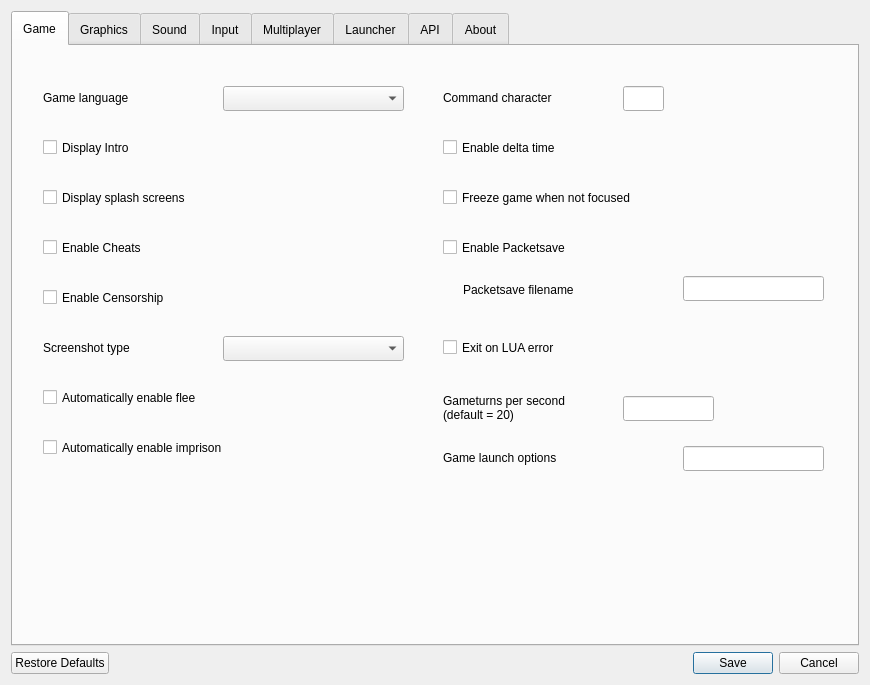
The window that ui/settingsdialog.ui (ForkedInTime/keeperfx-launcher-qt-linux) describes before a commit, drawn with Qt 5.
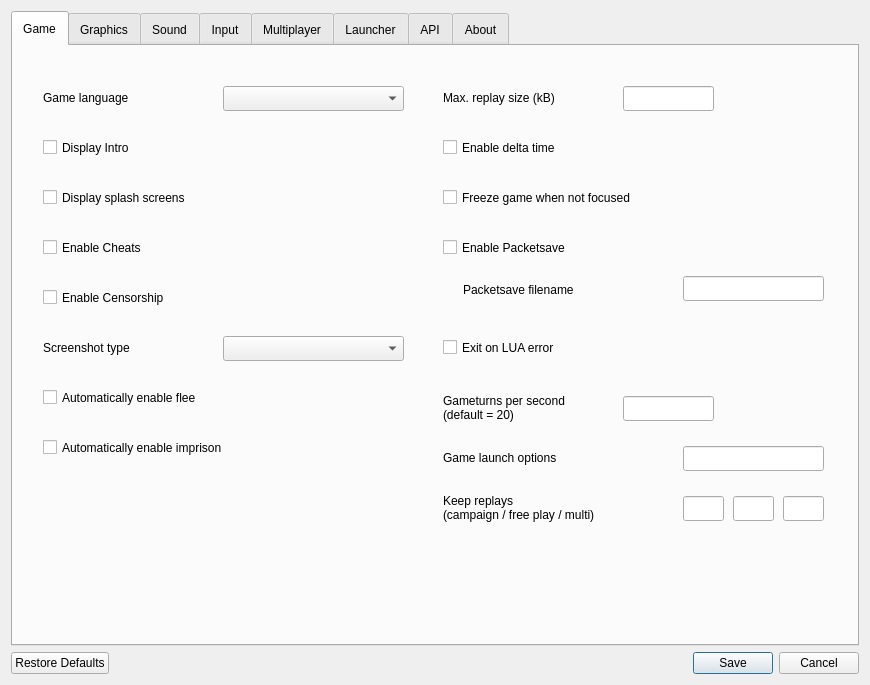
The same window after the commit. Icons and pictures are not drawn.

Commit message: settings: viewport mode, max zoom distance, replay controls; command character retired

Patch:
```diff
--- a/ui/settingsdialog.ui
+++ b/ui/settingsdialog.ui
@@ -150,29 +150,6 @@
         </rect>
        </property>
       </widget>
-      <widget class="QLabel" name="labelCommandChar">
-       <property name="geometry">
-        <rect>
-         <x>430</x>
-         <y>43</y>
-         <width>161</width>
-         <height>17</height>
-        </rect>
-       </property>
-       <property name="text">
-        <string comment="Textinput Title Label">Command character</string>
-       </property>
-      </widget>
-      <widget class="QLineEdit" name="lineEditCommandChar">
-       <property name="geometry">
-        <rect>
-         <x>610</x>
-         <y>40</y>
-         <width>41</width>
-         <height>25</height>
-        </rect>
-       </property>
-      </widget>
       <widget class="QCheckBox" name="checkBoxDisplaySplashScreens">
        <property name="geometry">
         <rect>
@@ -248,6 +225,79 @@
         </rect>
        </property>
       </widget>
+      <widget class="QLabel" name="labelReplayMaxSize">
+       <property name="geometry">
+        <rect>
+         <x>430</x>
+         <y>43</y>
+         <width>171</width>
+         <height>17</height>
+        </rect>
+       </property>
+       <property name="text">
+        <string comment="Textinput Title Label">Max. replay size (kB)</string>
+       </property>
+       <property name="toolTip">
+        <string>Largest replay file the game will write, in kB. 0 means no limit.</string>
+       </property>
+      </widget>
+      <widget class="QLineEdit" name="lineEditReplayMaxSize">
+       <property name="geometry">
+        <rect>
+         <x>610</x>
+         <y>40</y>
+         <width>91</width>
+         <height>25</height>
+        </rect>
+       </property>
+      </widget>
+      <widget class="QLabel" name="labelMaxReplays">
+       <property name="geometry">
+        <rect>
+         <x>430</x>
+         <y>446</y>
+         <width>241</width>
+         <height>31</height>
+        </rect>
+       </property>
+       <property name="text">
+        <string comment="Textinput Title Label">Keep replays
+(campaign / free play / multi)</string>
+       </property>
+       <property name="toolTip">
+        <string>Every game is recorded as a replay under replays/. How many to keep per kind; the oldest are removed first. 0 turns recording off for that kind.</string>
+       </property>
+      </widget>
+      <widget class="QLineEdit" name="lineEditMaxReplaysCampaign">
+       <property name="geometry">
+        <rect>
+         <x>670</x>
+         <y>450</y>
+         <width>41</width>
+         <height>25</height>
+        </rect>
+       </property>
+      </widget>
+      <widget class="QLineEdit" name="lineEditMaxReplaysFreeplay">
+       <property name="geometry">
+        <rect>
+         <x>720</x>
+         <y>450</y>
+         <width>41</width>
+         <height>25</height>
+        </rect>
+       </property>
+      </widget>
+      <widget class="QLineEdit" name="lineEditMaxReplaysMultiplayer">
+       <property name="geometry">
+        <rect>
+         <x>770</x>
+         <y>450</y>
+         <width>41</width>
+         <height>25</height>
+        </rect>
+       </property>
+      </widget>
       <widget class="QCheckBox" name="checkBoxExitOnLuaError">
        <property name="geometry">
         <rect>
```
Left out of the diff: 71 changed lines with no effect on the pictures. The commit also changes 5 other files.
